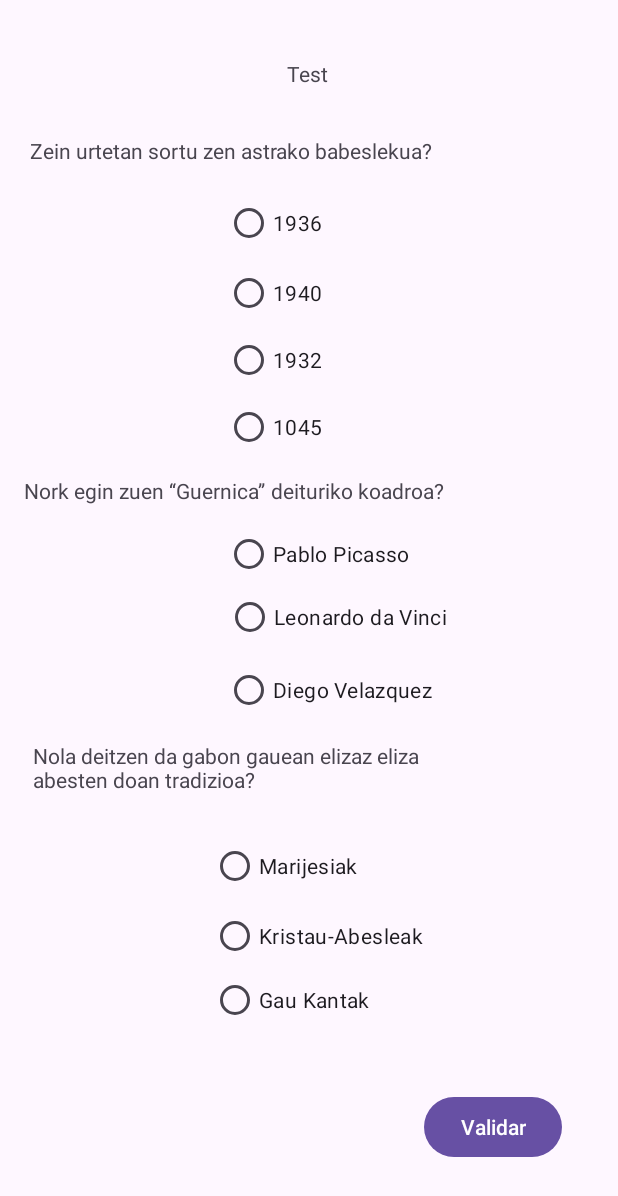
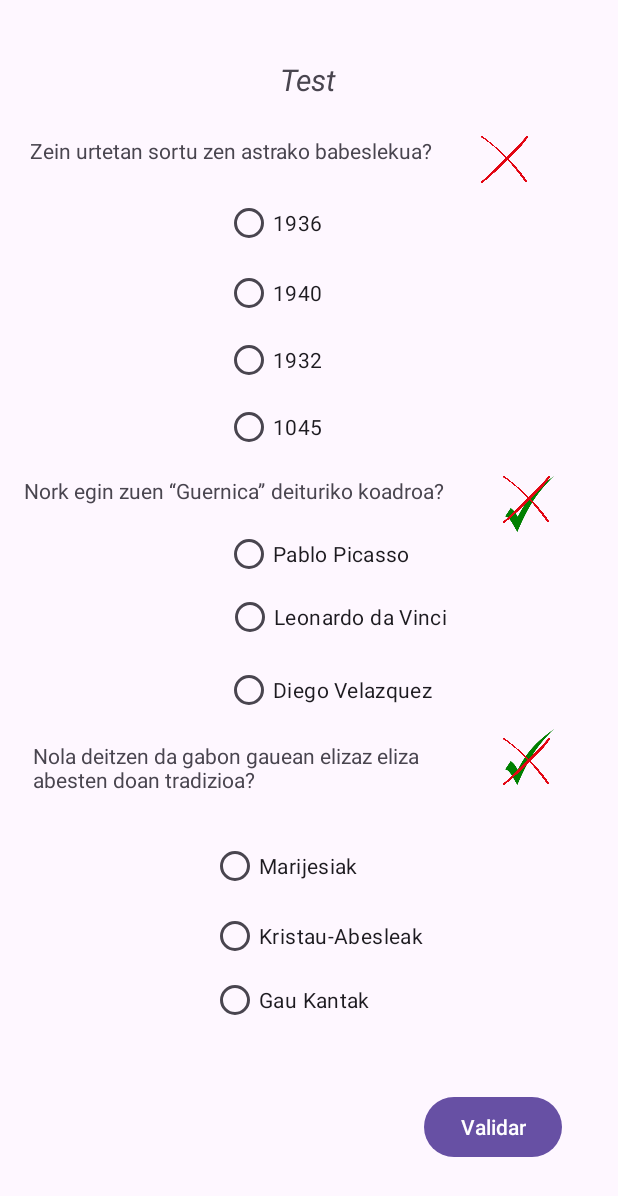
Before and after one commit to Samuelelorrieta/GernikaApp, an Android app: the test screen opened directly, with no data from a screen before it, on a phone screen of 412 x 824 dp. Shown: the top 1196 px of the screen. Run offline under Robolectric (Android 15) with nearby library versions, the phone set to English and light mode, and no system bars.

Commit message:
Test a medias

```diff
--- a/app/src/main/java/com/example/gernikaapp/test.java
+++ b/app/src/main/java/com/example/gernikaapp/test.java
@@ -2,7 +2,13 @@ package com.example.gernikaapp;
 
 import androidx.appcompat.app.AppCompatActivity;
 
+import android.content.Intent;
 import android.os.Bundle;
+import android.view.View;
+import android.widget.Button;
+import android.widget.ImageView;
+import android.widget.RadioButton;
+import android.widget.TextView;
 
 public class test extends AppCompatActivity {
 
@@ -10,5 +16,82 @@ public class test extends AppCompatActivity {
     protected void onCreate(Bundle savedInstanceState) {
         super.onCreate(savedInstanceState);
         setContentView(R.layout.activity_test);
+
+        Button boton= findViewById(R.id.botonTest);
+        TextView error =findViewById(R.id.errorTest);
+        error.setVisibility(View.INVISIBLE);
+
+        RadioButton test1 = findViewById(R.id.radio11);
+        RadioButton test2 = findViewById(R.id.radio21);
+        RadioButton test3 = findViewById(R.id.radio31);
+
+        ImageView tick1 =findViewById(R.id.tick1);
+        tick1.setVisibility(View.INVISIBLE);
+        ImageView tick2 =findViewById(R.id.tick1);
+        tick2.setVisibility(View.INVISIBLE);
+        ImageView tick3 =findViewById(R.id.tick1);
+        tick3.setVisibility(View.INVISIBLE);
+        ImageView cross1 =findViewById(R.id.tick1);
+        cross1.setVisibility(View.INVISIBLE);
+        ImageView cross2 =findViewById(R.id.tick1);
+        cross2.setVisibility(View.INVISIBLE);
+        ImageView cross3 =findViewById(R.id.tick1);
+        cross3.setVisibility(View.INVISIBLE);
+
+        Intent main = new Intent(this, MainActivity.class);
+
+        boton.setOnClickListener(new View.OnClickListener() {
+            @Override
+            public void onClick(View v) {
+
+            if(test1.isActivated()) {
+                tick1.setVisibility(View.VISIBLE);
+                cross1.setVisibility(View.INVISIBLE);
+            }
+            else {
+                cross1.setVisibility(View.VISIBLE);
+                tick1.setVisibility(View.INVISIBLE);
+            }
+
+            if(test2.isActivated()) {
+                tick2.setVisibility(View.VISIBLE);
+                cross2.setVisibility(View.INVISIBLE);
+            }
+            else {
+                cross2.setVisibility(View.VISIBLE);
+                tick2.setVisibility(View.INVISIBLE);
+            }
+
+            if(test3.isActivated()) {
+                tick3.setVisibility(View.VISIBLE);
+                cross3.setVisibility(View.INVISIBLE);
+            }
+            else {
+                cross3.setVisibility(View.VISIBLE);
+                tick3.setVisibility(View.INVISIBLE);
+            }
+            if(test1.isActivated()&&test2.isActivated()&&test3.isActivated())
+            {
+                new Thread(new Runnable() {
+                    @Override
+                    public void run() {
+                        try {
+                            error.setVisibility(View.VISIBLE);
+                            // Pausa el hilo durante 3 segundos (3000 milisegundos)
+                            Thread.sleep(3000);
+                        } catch (InterruptedException e) {
+                            e.printStackTrace();
+                        }
+                        startActivity(main);
+                        // Después de la pausa, puedes realizar más operaciones en este hilo
+                    }
+                }).start();
+            }
+            }
+        });
+
+
+
+
     }
 }
--- a/app/src/main/res/layout/activity_test.xml
+++ b/app/src/main/res/layout/activity_test.xml
@@ -5,6 +5,42 @@
     android:layout_width="match_parent"
     android:layout_height="match_parent"
     tools:context=".test">
+
+    <ImageView
+        android:id="@+id/tick3"
+        android:layout_width="43dp"
+        android:layout_height="37dp"
+        android:src="@drawable/tick"
+        app:layout_constraintBottom_toBottomOf="parent"
+        app:layout_constraintEnd_toEndOf="parent"
+        app:layout_constraintHorizontal_bias="0.899"
+        app:layout_constraintStart_toStartOf="parent"
+        app:layout_constraintTop_toTopOf="parent"
+        app:layout_constraintVertical_bias="0.618" />
+
+    <ImageView
+        android:id="@+id/tick2"
+        android:layout_width="43dp"
+        android:layout_height="37dp"
+        android:src="@drawable/tick"
+        app:layout_constraintBottom_toBottomOf="parent"
+        app:layout_constraintEnd_toEndOf="parent"
+        app:layout_constraintHorizontal_bias="0.899"
+        app:layout_constraintStart_toStartOf="parent"
+        app:layout_constraintTop_toTopOf="parent"
+        app:layout_constraintVertical_bias="0.403" />
+
+    <ImageView
+        android:id="@+id/cross3"
+        android:layout_width="47dp"
+        android:layout_height="31dp"
+        android:src="@drawable/incorrecto"
+        app:layout_constraintBottom_toBottomOf="parent"
+        app:layout_constraintEnd_toEndOf="parent"
+        app:layout_constraintHorizontal_bias="0.898"
+        app:layout_constraintStart_toStartOf="parent"
+        app:layout_constraintTop_toTopOf="parent"
+        app:layout_constraintVertical_bias="0.621" />
 
     <RadioButton
         android:id="@+id/radio11"
@@ -114,6 +150,8 @@
 
     <TextView
         android:id="@+id/textView7"
+        android:textStyle="italic"
+        android:textSize="20sp"
         android:layout_width="wrap_content"
         android:layout_height="wrap_content"
         android:text="@string/test"
@@ -173,7 +211,7 @@
         app:layout_constraintVertical_bias="0.764" />
 
     <Button
-        android:id="@+id/button2"
+        android:id="@+id/botonTest"
         android:layout_width="wrap_content"
         android:layout_height="wrap_content"
         android:text="@string/validar"
@@ -184,4 +222,53 @@
         app:layout_constraintTop_toTopOf="parent"
         app:layout_constraintVertical_bias="0.937" />
 
+    <ImageView
+        android:id="@+id/tick1"
+        android:layout_width="43dp"
+        android:layout_height="37dp"
+        android:src="@drawable/tick"
+        app:layout_constraintBottom_toBottomOf="parent"
+        app:layout_constraintEnd_toEndOf="parent"
+        app:layout_constraintHorizontal_bias="0.858"
+        app:layout_constraintStart_toStartOf="parent"
+        app:layout_constraintTop_toTopOf="parent"
+        app:layout_constraintVertical_bias="0.106" />
+
+    <ImageView
+        android:id="@+id/cross1"
+        android:layout_width="47dp"
+        android:layout_height="31dp"
+        android:src="@drawable/incorrecto"
+        app:layout_constraintBottom_toBottomOf="parent"
+        app:layout_constraintEnd_toEndOf="parent"
+        app:layout_constraintHorizontal_bias="0.857"
+        app:layout_constraintStart_toStartOf="parent"
+        app:layout_constraintTop_toTopOf="parent"
+        app:layout_constraintVertical_bias="0.114" />
+
+    <ImageView
+        android:id="@+id/cross2"
+        android:layout_width="47dp"
+        android:layout_height="31dp"
+        android:src="@drawable/incorrecto"
+        app:layout_constraintBottom_toBottomOf="parent"
+        app:layout_constraintEnd_toEndOf="parent"
+        app:layout_constraintHorizontal_bias="0.898"
+        app:layout_constraintStart_toStartOf="parent"
+        app:layout_constraintTop_toTopOf="parent"
+        app:layout_constraintVertical_bias="0.4" />
+
+    <TextView
+        android:id="@+id/errorTest"
+        android:layout_width="182dp"
+        android:layout_height="20dp"
+        android:text="@string/felicidades"
+        app:layout_constraintBottom_toBottomOf="parent"
+        app:layout_constraintEnd_toEndOf="parent"
+        app:layout_constraintHorizontal_bias="0.314"
+        app:layout_constraintStart_toStartOf="parent"
+        app:layout_constraintTop_toTopOf="parent"
+        app:layout_constraintVertical_bias="0.918" />
+
+
 </androidx.constraintlayout.widget.ConstraintLayout>
--- a/app/src/main/res/values/strings.xml
+++ b/app/src/main/res/values/strings.xml
@@ -35,4 +35,5 @@
     <string name="resp31">Marijesiak</string>
     <string name="resp32">Kristau-Abesleak</string>
     <string name="resp33">Gau Kantak</string>
+    <string name="felicidades">Felicidades</string>
 </resources>
```
Also changed, not shown: 1 other file.
